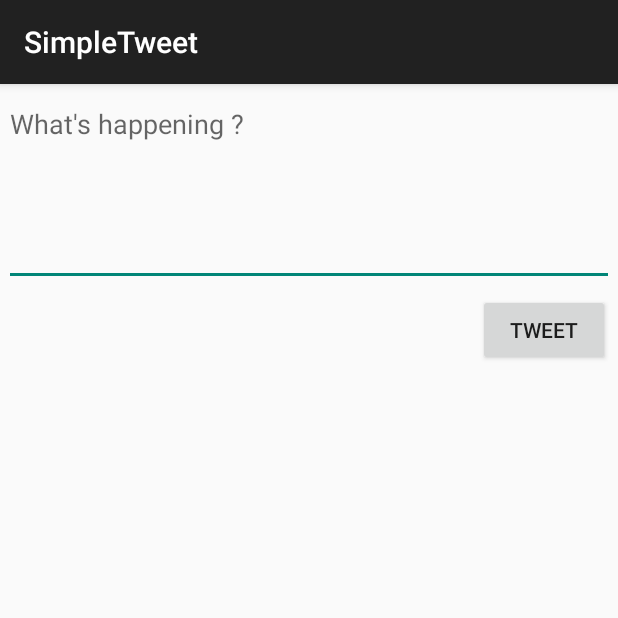
After one commit to DenniesAnwar/SimpleTweet, an Android app: the ComposeActivity screen opened directly, with no data from a screen before it, on a phone screen of 412 x 824 dp, the top half of it. The commit adds this screen. Run offline under Robolectric (Android 15) with nearby library versions, the phone set to English and light mode, and no system bars.

Commit message:
Compose Screen Setup

```diff
--- a/app/src/main/AndroidManifest.xml
+++ b/app/src/main/AndroidManifest.xml
@@ -13,7 +13,8 @@
         android:icon="@drawable/ic_launcher"
         android:label="@string/app_name"
         android:theme="@style/AppTheme">
-        <activity android:name=".TimelineActivity"></activity>
+        <activity android:name=".ComposeActivity"></activity>
+        <activity android:name=".TimelineActivity" />
         <activity
             android:name=".LoginActivity"
             android:label="@string/app_name"
--- /dev/null
+++ b/app/src/main/java/com/codepath/apps/restclienttemplate/ComposeActivity.java
@@ -0,0 +1,44 @@
+package com.codepath.apps.restclienttemplate;
+
+import android.os.Bundle;
+import android.view.View;
+import android.widget.Button;
+import android.widget.EditText;
+import android.widget.Toast;
+
+import androidx.appcompat.app.AppCompatActivity;
+
+public class ComposeActivity extends AppCompatActivity {
+
+    public static final int MAX_TWEET_LENGHT = 140;
+
+    EditText etCompose;
+    Button btnTweet;
+
+    @Override
+    protected void onCreate(Bundle savedInstanceState) {
+        super.onCreate(savedInstanceState);
+        setContentView(R.layout.activity_compose);
+
+        etCompose = findViewById(R.id.etCompose);
+        btnTweet = findViewById(R.id.btnTweet);
+
+        // Set click listener on button
+        btnTweet.setOnClickListener(new View.OnClickListener() {
+            @Override
+            public void onClick(View v) {
+                String tweetContent = etCompose.getText().toString();
+                if (tweetContent.isEmpty()) {
+                    Toast.makeText(ComposeActivity.this, "Sorry, your tweet cannot be empty", Toast.LENGTH_SHORT).show();
+                    return;
+                }
+                if (tweetContent.length() > MAX_TWEET_LENGHT){
+                    Toast.makeText(ComposeActivity.this, "Sorry, your tweet is too long", Toast.LENGTH_SHORT).show();
+                    return;
+                }
+                Toast.makeText(ComposeActivity.this, tweetContent, Toast.LENGTH_SHORT).show();
+            }
+        });
+        // Make an API call to Twitter to publish tweet
+    }
+}
--- a/app/src/main/res/drawable-xxhdpi/vectors/ic_vector_messages_stroke.xml
+++ b/app/src/main/res/drawable-xxhdpi/vectors/ic_vector_messages_stroke.xml
@@ -1,5 +1,7 @@
 <?xml version="1.0" encoding="utf-8"?>
-<vector android:height="24.0dip" android:width="24.0dip" android:viewportWidth="24.0" android:viewportHeight="24.0"
-  xmlns:android="http://schemas.android.com/apk/res/android">
+<vector android:height="24.0dip" android:width="24.0dip" android:viewportWidth="24.0"
+    android:viewportHeight="24.0" xmlns:android="http://schemas.android.com/apk/res/android"
+    xmlns:xsi="http://www.w3.org/2001/XMLSchema-instance"
+    xsi:schemaLocation="http://schemas.android.com/apk/res/android ">
     <path android:fillColor="#ff000000" android:pathData="M19.25,3.018L4.75,3.018C3.233,3.018 2,4.252 2,5.77v12.495c0,1.518 1.233,2.753 2.75,2.753h14.5c1.517,0 2.75,-1.235 2.75,-2.753L22,5.77c0,-1.518 -1.233,-2.752 -2.75,-2.752zM4.75,4.518h14.5c0.69,0 1.25,0.56 1.25,1.25v0.714l-8.05,5.367c-0.273,0.18 -0.626,0.182 -0.9,-0.002L3.5,6.482v-0.714c0,-0.69 0.56,-1.25 1.25,-1.25zM19.25,19.516L4.75,19.516c-0.69,0 -1.25,-0.56 -1.25,-1.25L3.5,8.24l7.24,4.83c0.383,0.256 0.822,0.384 1.26,0.384 0.44,0 0.877,-0.128 1.26,-0.383l7.24,-4.83v10.022c0,0.69 -0.56,1.25 -1.25,1.25z" />
 </vector>
--- /dev/null
+++ b/app/src/main/res/layout/activity_compose.xml
@@ -0,0 +1,34 @@
+<?xml version="1.0" encoding="utf-8"?>
+<RelativeLayout
+    xmlns:android="http://schemas.android.com/apk/res/android"
+    xmlns:app="http://schemas.android.com/apk/res-auto"
+    xmlns:tools="http://schemas.android.com/tools"
+    android:layout_width="match_parent"
+    android:layout_height="match_parent"
+    tools:context=".ComposeActivity">
+
+    <EditText
+        android:id="@+id/etCompose"
+        android:layout_width="match_parent"
+        android:layout_height="wrap_content"
+        android:layout_alignParentTop="true"
+        android:layout_alignParentBottom="false"
+        android:layout_centerHorizontal="true"
+        android:layout_marginStart="5dp"
+        android:layout_marginTop="4dp"
+        android:ems="10"
+        android:gravity="top"
+        android:hint="What's happening ?"
+        android:inputType="textMultiLine"
+        android:minLines="5" />
+
+    <Button
+        android:id="@+id/btnTweet"
+        android:layout_width="wrap_content"
+        android:layout_height="wrap_content"
+        android:layout_below="@+id/etCompose"
+        android:layout_alignParentEnd="true"
+        android:layout_marginTop="5dp"
+        android:layout_marginEnd="5dp"
+        android:text="@string/tweet" />
+</RelativeLayout>
--- a/app/src/main/res/values/strings.xml
+++ b/app/src/main/res/values/strings.xml
@@ -5,5 +5,6 @@
     <string name="login_label">Log in</string>
     <string name="intent_scheme">oauth</string>
     <string name="intent_host">cprest</string>
+    <string name="tweet">Tweet</string>
 
 </resources>
--- a/app/src/main/res/values/styles.xml
+++ b/app/src/main/res/values/styles.xml
@@ -11,6 +11,7 @@
     <!-- Application theme. -->
     <style name="AppTheme" parent="AppBaseTheme">
         <!-- All customizations that are NOT specific to a particular API-level can go here. -->
+
     </style>
 
 </resources>
```
Also changed, not shown: app/src/main/java/com/codepath/apps/restclienttemplate/TimelineActivity.java (+22 -0 lines), app/src/main/res/menu/menu_main.xml (added, +10 -0 lines).
